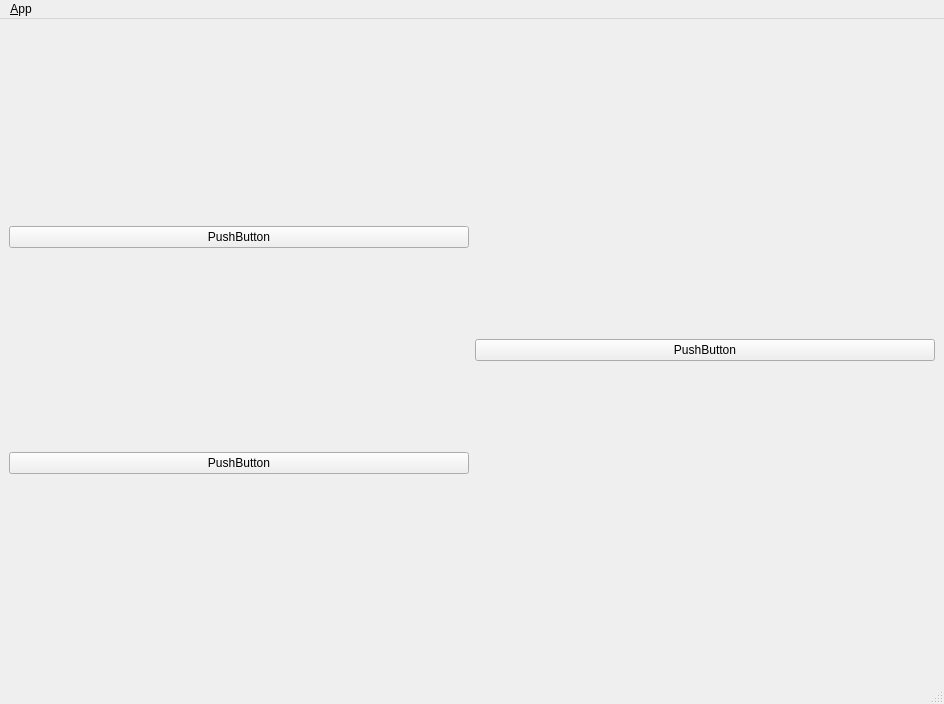
shadow-robot/sr-visualization, file sensor_scope/ui/main_window.ui: the form before one commit.
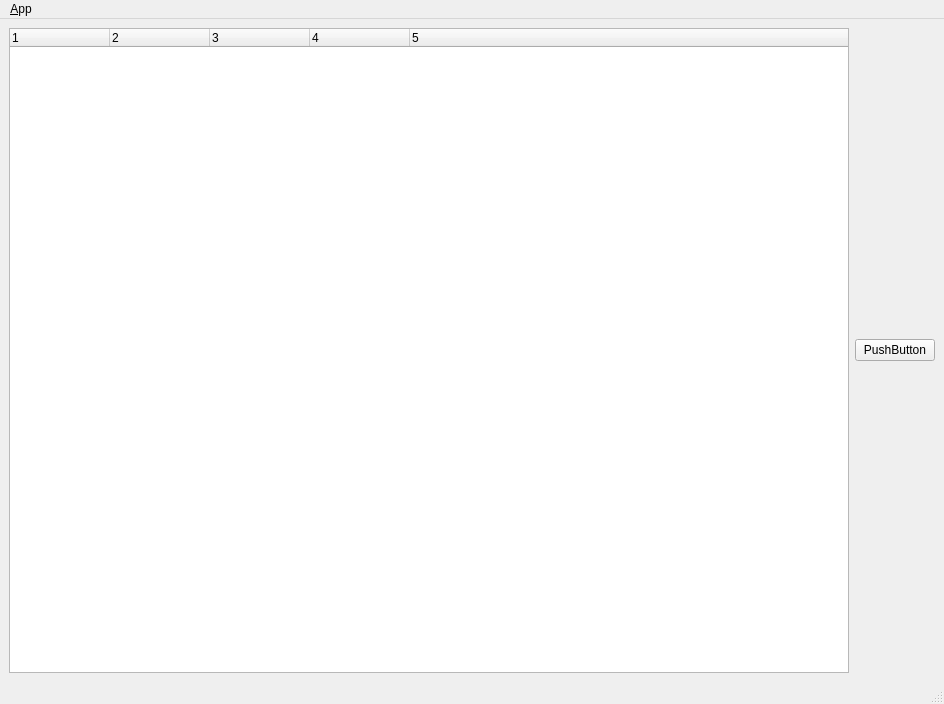
The form after the commit. Icons and pictures are not drawn.

Commit message: using a tree_widget on the side, will be used to add / configure the different items that are displayed

```diff
--- a/sensor_scope/ui/main_window.ui
+++ b/sensor_scope/ui/main_window.ui
@@ -25,17 +25,44 @@
     <item>
      <layout class="QVBoxLayout" name="verticalLayout_4">
       <item>
-       <widget class="QPushButton" name="pushButton">
-        <property name="text">
-         <string>PushButton</string>
+       <widget class="QTreeWidget" name="tree_elements">
+        <property name="sizePolicy">
+         <sizepolicy hsizetype="MinimumExpanding" vsizetype="Expanding">
+          <horstretch>0</horstretch>
+          <verstretch>0</verstretch>
+         </sizepolicy>
         </property>
-       </widget>
-      </item>
-      <item>
-       <widget class="QPushButton" name="pushButton_2">
-        <property name="text">
-         <string>PushButton</string>
+        <property name="animated">
+         <bool>true</bool>
         </property>
+        <property name="columnCount">
+         <number>5</number>
+        </property>
+        <column>
+         <property name="text">
+          <string notr="true">1</string>
+         </property>
+        </column>
+        <column>
+         <property name="text">
+          <string notr="true">2</string>
+         </property>
+        </column>
+        <column>
+         <property name="text">
+          <string notr="true">3</string>
+         </property>
+        </column>
+        <column>
+         <property name="text">
+          <string notr="true">4</string>
+         </property>
+        </column>
+        <column>
+         <property name="text">
+          <string notr="true">5</string>
+         </property>
+        </column>
        </widget>
       </item>
      </layout>
```
The commit also changes 6 other files.
